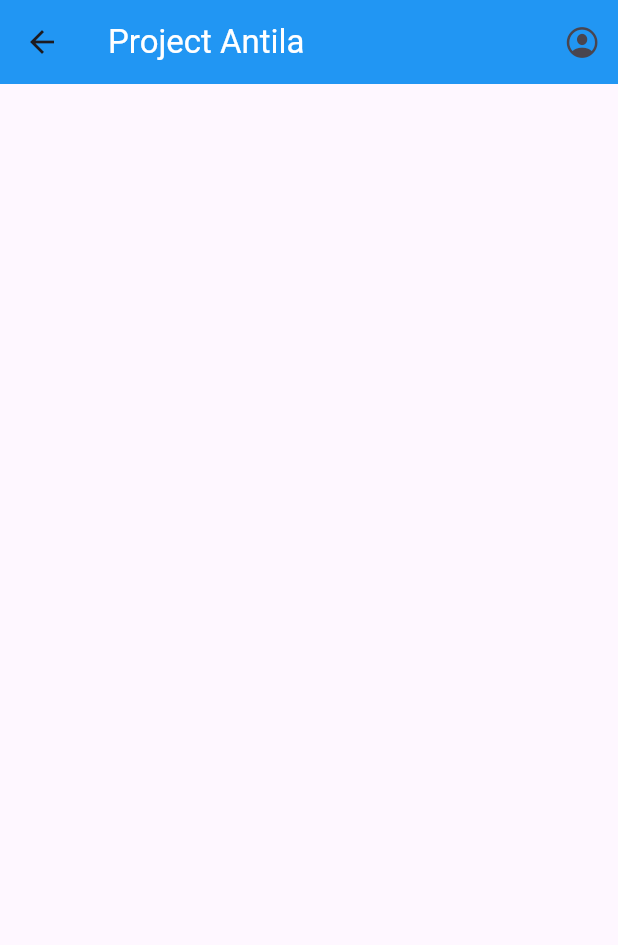
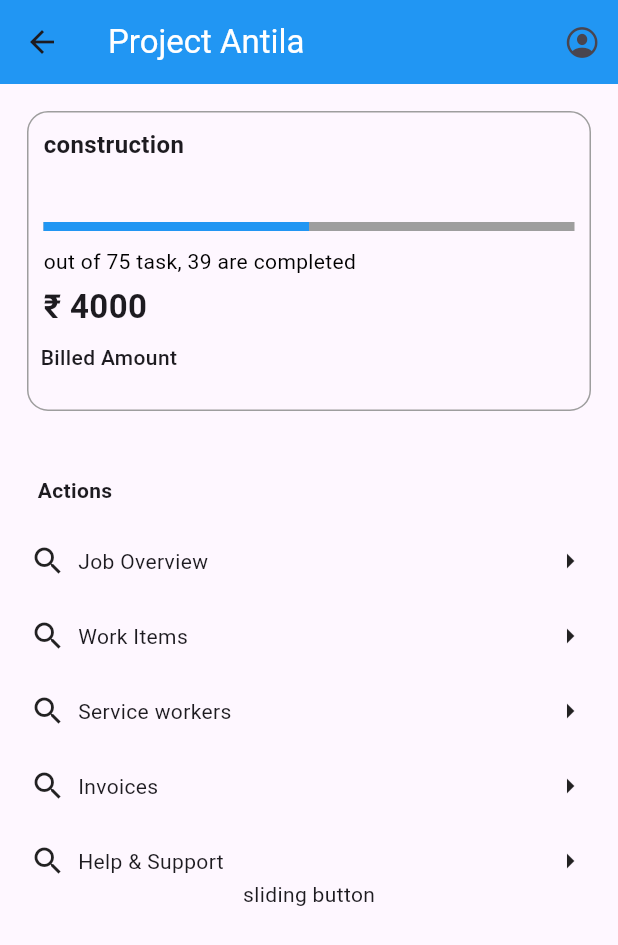
Before and after one commit to PriyathikGit/flutter-demo, a Flutter app: the CustomView screen opened directly, on a phone screen of 412 x 824 dp. Shown: the top 945 px of the screen. Run offline on Flutter 3.47's test engine with Material 3 defaults, Android fonts, the phone set to English and light mode, and no system bars; our stand-ins replace google_nav_bar, smooth_page_indicator.

Commit message:
new layout

```diff
--- /dev/null
+++ b/lib/views/Action_view.dart
@@ -0,0 +1,145 @@
+import "package:flutter/material.dart";
+import 'package:flutter_application_2/views/Slider_window.dart';
+
+class ActionView extends StatelessWidget {
+  const ActionView({super.key});
+
+  @override
+  Widget build(BuildContext context) {
+    return Column(
+      children: [
+        Container(
+          padding: EdgeInsets.all(25),
+          child: Text(
+            "Actions",
+            style: TextStyle(fontWeight: FontWeight.bold),
+          ),
+          alignment: Alignment.topLeft,
+        ),
+        Container(
+          child: Stack(
+            children: [
+              Container(
+                margin: const EdgeInsets.only(
+                  top: 0,
+                  right: 20,
+                  left: 20,
+                  bottom: 0,
+                ),
+                child: const Row(
+                  mainAxisAlignment: MainAxisAlignment.spaceBetween,
+                  children: [
+                    Row(
+                      children: [
+                        Icon(Icons.search),
+                        SizedBox(
+                          width: 8,
+                        ),
+                        Text("Job Overview"),
+                      ],
+                    ),
+                    Icon(Icons.arrow_right_outlined),
+                  ],
+                ),
+              ),
+              Container(
+                margin: const EdgeInsets.only(
+                  top: 50,
+                  right: 20,
+                  left: 20,
+                  bottom: 0,
+                ),
+                child: const Row(
+                  mainAxisAlignment: MainAxisAlignment.spaceBetween,
+                  children: [
+                    Row(
+                      children: [
+                        Icon(Icons.search),
+                        SizedBox(
+                          width: 8,
+                        ),
+                        Text("Work Items"),
+                      ],
+                    ),
+                    Icon(Icons.arrow_right_outlined),
+                  ],
+                ),
+              ),
+              Container(
+                margin: const EdgeInsets.only(
+                  top: 100,
+                  right: 20,
+                  left: 20,
+                  bottom: 0,
+                ),
+                child: const Row(
+                  mainAxisAlignment: MainAxisAlignment.spaceBetween,
+                  children: [
+                    Row(
+                      children: [
+                        Icon(Icons.search),
+                        SizedBox(
+                          width: 8,
+                        ),
+                        Text("Service workers"),
+                      ],
+                    ),
+                    Icon(Icons.arrow_right_outlined),
+                  ],
+                ),
+              ),
+              Container(
+                margin: const EdgeInsets.only(
+                  top: 150,
+                  right: 20,
+                  left: 20,
+                  bottom: 0,
+                ),
+                child: const Row(
+                  mainAxisAlignment: MainAxisAlignment.spaceBetween,
+                  children: [
+                    Row(
+                      children: [
+                        Icon(Icons.search),
+                        SizedBox(
+                          width: 8,
+                        ),
+                        Text("Invoices"),
+                      ],
+                    ),
+                    Icon(Icons.arrow_right_outlined),
+                  ],
+                ),
+              ),
+              Container(
+                margin: const EdgeInsets.only(
+                  top: 200,
+                  right: 20,
+                  left: 20,
+                  bottom: 0,
+                ),
+                child: const Row(
+                  mainAxisAlignment: MainAxisAlignment.spaceBetween,
+                  children: [
+                    Row(
+                      children: [
+                        Icon(Icons.search),
+                        SizedBox(
+                          width: 8,
+                        ),
+                        Text("Help & Support"),
+                      ],
+                    ),
+                    Icon(Icons.arrow_right_outlined),
+                  ],
+                ),
+              ),
+            ],
+          ),
+        ),
+        const SliderWindow(),
+
+      ],
+    );
+  }
+}
--- /dev/null
+++ b/lib/views/Body.dart
@@ -0,0 +1,106 @@
+import "package:flutter/material.dart";
+import "package:flutter_application_2/views/Action_view.dart";
+import "package:flutter_application_2/views/Custom_view.dart";
+
+class BodyView extends StatefulWidget {
+  const BodyView({super.key});
+
+  @override
+  State<BodyView> createState() => _MyWidgetState();
+}
+
+class _MyWidgetState extends State<BodyView> {
+  @override
+  Widget build(BuildContext context) {
+    return Column(
+      children: [
+        Container(
+          margin: EdgeInsets.all(18),
+          height: 200,
+          width: 1000,
+          decoration: const BoxDecoration(
+              borderRadius: BorderRadiusDirectional.all(Radius.circular(14)),
+              border: Border(
+                top: BorderSide(color: Colors.grey),
+                left: BorderSide(color: Colors.grey),
+                right: BorderSide(color: Colors.grey),
+                bottom: BorderSide(color: Colors.grey),
+              )),
+          child: Column(
+            children: [
+              Container(
+                margin: EdgeInsets.all(10),
+                child: const Text(
+                  "construction",
+                  style: TextStyle(fontSize: 16, fontWeight: FontWeight.bold),
+                ),
+                alignment: Alignment.topLeft,
+              ),
+              progressBar(),
+              Container(
+                margin: const EdgeInsets.only(
+                  top: 0.0,
+                  right: 10.0,
+                  left: 10.0,
+                  bottom: 0.0,
+                ),
+                child: Text(
+                  "out of 75 task, 39 are completed",
+                  style: TextStyle(
+                    color: Colors.black,
+                  ),
+                ),
+                alignment: Alignment.topLeft,
+              ),
+              Container(
+                margin: const EdgeInsets.only(
+                  top: 5.0,
+                  right: 10.0,
+                  left: 10.0,
+                  bottom: 0.0,
+                ),
+                child: Text(
+                  "₹ 4000",
+                  style: TextStyle(
+                    fontWeight: FontWeight.bold,
+                    fontSize: 22,
+                  ),
+                ),
+                alignment: Alignment.topLeft,
+              ),
+              Container(
+                margin: EdgeInsets.all(8),
+                child: Text(
+                  "Billed Amount",
+                  style: TextStyle(
+                    fontSize: 14,
+                    fontWeight: FontWeight.w500,
+                  ),
+                ),
+                alignment: Alignment.topLeft,
+              ),
+            ],
+          ),
+        ),
+        const ActionView(),
+      ],
+    );
+  }
+
+  Widget progressBar() {
+    return const Padding(
+      padding: EdgeInsets.only(
+        top: 30.0,
+        right: 10.0,
+        left: 10.0,
+        bottom: 10.0,
+      ),
+      child: LinearProgressIndicator(
+        minHeight: 6,
+        value: 0.5,
+        backgroundColor: Colors.grey,
+        valueColor: AlwaysStoppedAnimation<Color>(Colors.blue),
+      ),
+    );
+  }
+}
--- a/lib/views/Custom_view.dart
+++ b/lib/views/Custom_view.dart
@@ -1,5 +1,6 @@
 import 'package:flutter/cupertino.dart';
 import 'package:flutter/material.dart';
+import 'package:flutter_application_2/views/Body.dart';
 
 class CustomView extends StatelessWidget {
   const CustomView({super.key});
@@ -8,19 +9,21 @@ class CustomView extends StatelessWidget {
   Widget build(BuildContext context) {
     return Scaffold(
       appBar: AppBar(
-        title: Text("Project Antila",style: TextStyle(
-          color: Colors.white
-        ),),
+        title: const Text(
+          "Project Antila",
+          style: TextStyle(color: Colors.white),
+        ),
         backgroundColor: Colors.blue,
         actions: [
           IconButton(
-            icon: Icon(CupertinoIcons.profile_circled),
+            icon: const Icon(CupertinoIcons.profile_circled),
             onPressed: () {
               print("hello world");
             },
           ),
         ],
       ),
+      body: BodyView(),
     );
   }
 }
--- /dev/null
+++ b/lib/views/Slider_window.dart
@@ -0,0 +1,10 @@
+import "package:flutter/material.dart";
+
+class SliderWindow extends StatelessWidget {
+  const SliderWindow({super.key});
+
+  @override
+  Widget build(BuildContext context) {
+    return Text("sliding button");
+  }
+}
```
Also changed, not shown: 1 other file.
